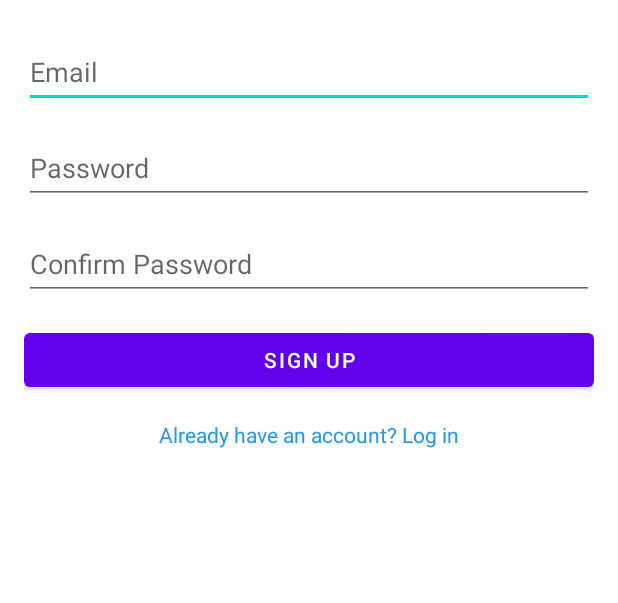
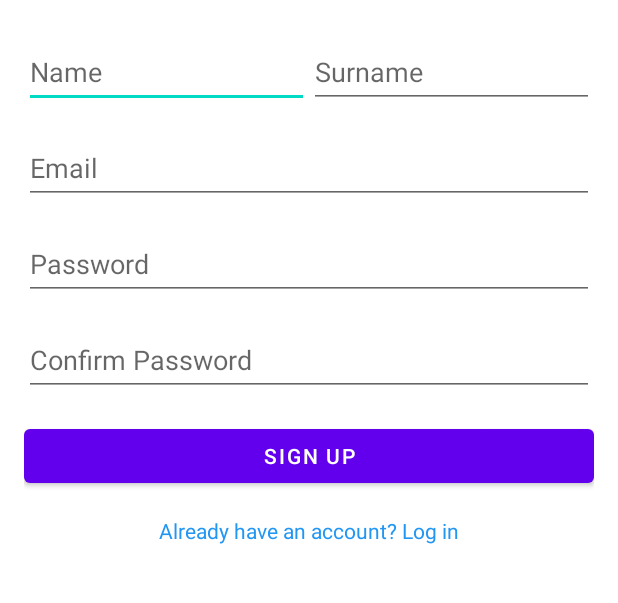
Before and after one commit to PanaMour/BiteLens, an Android app: the SignupActivity screen opened directly, with no data from a screen before it, on a phone screen of 412 x 824 dp, the part 382-985 px from its top. Run offline under Robolectric (Android 15) with nearby library versions, the phone set to English and light mode, and no system bars; our stand-ins replace Firebase (no records; nobody signed in at launch, a user with empty details on screens opened directly).

Commit message:
Added Firestore connection and User class

```diff
--- a/app/build.gradle
+++ b/app/build.gradle
@@ -54,4 +54,5 @@ dependencies {
     implementation 'com.google.firebase:firebase-auth:21.0.1'
     implementation 'com.google.firebase:firebase-storage:20.0.0'
     implementation 'com.google.android.gms:play-services-location:19.0.0'
+    implementation 'com.google.firebase:firebase-firestore:23.0.3'
 }
--- a/app/src/main/java/com/example/bitelens/MainActivity.java
+++ b/app/src/main/java/com/example/bitelens/MainActivity.java
@@ -27,6 +27,7 @@ import android.widget.Toast;
 
 import com.google.android.gms.tasks.OnFailureListener;
 import com.google.android.gms.tasks.OnSuccessListener;
+import com.google.firebase.firestore.FirebaseFirestore;
 import com.google.mlkit.vision.common.InputImage;
 import com.google.mlkit.vision.label.ImageLabel;
 import com.google.mlkit.vision.label.ImageLabeler;
@@ -54,7 +55,7 @@ public class MainActivity extends AppCompatActivity {
     private ImageView foodImage;
     private TextView nutritionInfo;
     private LinearLayout loadingIndicator;
-
+    private FirebaseFirestore db;
 
     @Override
     protected void onCreate(Bundle savedInstanceState) {
@@ -75,7 +76,10 @@ public class MainActivity extends AppCompatActivity {
                 selectImage();
             }
         });
+
+        db = FirebaseFirestore.getInstance();
     }
+
     private void requestCameraPermission() {
         ActivityCompat.requestPermissions(this, new String[]{Manifest.permission.CAMERA, Manifest.permission.READ_EXTERNAL_STORAGE}, STORAGE_PERMISSION_REQUEST_CODE);
     }
--- a/app/src/main/java/com/example/bitelens/SignupActivity.java
+++ b/app/src/main/java/com/example/bitelens/SignupActivity.java
@@ -14,18 +14,26 @@ import android.widget.TextView;
 import android.widget.Toast;
 
 import com.google.android.gms.tasks.OnCompleteListener;
+import com.google.android.gms.tasks.OnFailureListener;
+import com.google.android.gms.tasks.OnSuccessListener;
 import com.google.android.gms.tasks.Task;
 import com.google.firebase.auth.AuthResult;
 import com.google.firebase.auth.FirebaseAuth;
+import com.google.firebase.auth.FirebaseUser;
+import com.google.firebase.firestore.FirebaseFirestore;
 
 public class SignupActivity extends AppCompatActivity {
 
     private EditText emailEditText;
     private EditText passwordEditText;
     private EditText confirmPasswordEditText;
+    private EditText nameEditText;
+    private EditText surnameEditText;
+    private EditText locationEditText;
     private Button signUpButton;
     private TextView loginTextView;
     private FirebaseAuth mAuth;
+    private FirebaseFirestore db;
 
     @Override
     protected void onCreate(Bundle savedInstanceState) {
@@ -36,9 +44,12 @@ public class SignupActivity extends AppCompatActivity {
         emailEditText = findViewById(R.id.email);
         passwordEditText = findViewById(R.id.password);
         confirmPasswordEditText = findViewById(R.id.confirm_password);
+        nameEditText = findViewById(R.id.name);
+        surnameEditText = findViewById(R.id.surname);
         signUpButton = findViewById(R.id.signup_button);
         loginTextView = findViewById(R.id.login_link);
         mAuth = FirebaseAuth.getInstance();
+        db = FirebaseFirestore.getInstance();
         signUpButton.setOnClickListener(new View.OnClickListener() {
             @Override
             public void onClick(View v) {
@@ -96,6 +107,19 @@ public class SignupActivity extends AppCompatActivity {
                         if (task.isSuccessful()) {
                             // Sign up success
                             Toast.makeText(SignupActivity.this, "Sign Up Successful", Toast.LENGTH_SHORT).show();
+
+                            // Get user information
+                            FirebaseUser firebaseUser = mAuth.getCurrentUser();
+                            String uid = firebaseUser.getUid();
+                            String name = nameEditText.getText().toString().trim();
+                            String surname = surnameEditText.getText().toString().trim();
+                            //TODO add location listener and permission check
+                            String location = "LOCATION";
+                            String token = ""; // You need to fetch the user token here
+
+                            // Add user data to Firestore
+                            addDataToFirestore(uid, name, surname, location, token);
+
                             // Navigate to LoginActivity
                             Intent intent = new Intent(SignupActivity.this, LoginActivity.class);
                             startActivity(intent);
@@ -108,4 +132,24 @@ public class SignupActivity extends AppCompatActivity {
                 });
     }
 
+    private void addDataToFirestore(String uid, String name, String surname, String location, String token) {
+        User user = new User(uid, name, surname, location, token);
+        db.collection("users")
+                .document(uid)
+                .set(user)
+                .addOnSuccessListener(new OnSuccessListener<Void>() {
+                    @Override
+                    public void onSuccess(Void aVoid) {
+                        Toast.makeText(SignupActivity.this, "User data added to Firestore.", Toast.LENGTH_SHORT).show();
+                    }
+                })
+                .addOnFailureListener(new OnFailureListener() {
+                    @Override
+                    public void onFailure(@NonNull Exception e) {
+                        Toast.makeText(SignupActivity.this, "Failed to add user data to Firestore.", Toast.LENGTH_SHORT).show();
+                    }
+                });
+    }
+
+
 }
--- a/app/src/main/res/layout/activity_signup.xml
+++ b/app/src/main/res/layout/activity_signup.xml
@@ -27,11 +27,35 @@
             android:textSize="24sp"
             android:textStyle="bold" />
 
+        <LinearLayout
+            android:layout_width="match_parent"
+            android:layout_height="wrap_content"
+            android:layout_marginTop="24dp"
+            android:orientation="horizontal">
+
+            <EditText
+                android:id="@+id/name"
+                android:layout_width="0dp"
+                android:layout_height="wrap_content"
+                android:layout_weight="1"
+                android:hint="Name"
+                android:minHeight="48dp" />
+
+            <EditText
+                android:id="@+id/surname"
+                android:layout_width="0dp"
+                android:layout_height="wrap_content"
+                android:layout_weight="1"
+                android:hint="Surname"
+                android:minHeight="48dp" />
+
+        </LinearLayout>
+
         <EditText
             android:id="@+id/email"
             android:layout_width="match_parent"
             android:layout_height="wrap_content"
-            android:layout_marginTop="24dp"
+            android:layout_marginTop="16dp"
             android:hint="Email"
             android:inputType="textEmailAddress"
             android:minHeight="48dp" />
```
Also changed, not shown: app/src/main/java/com/example/bitelens/User.java (added, +25 -0 lines).
